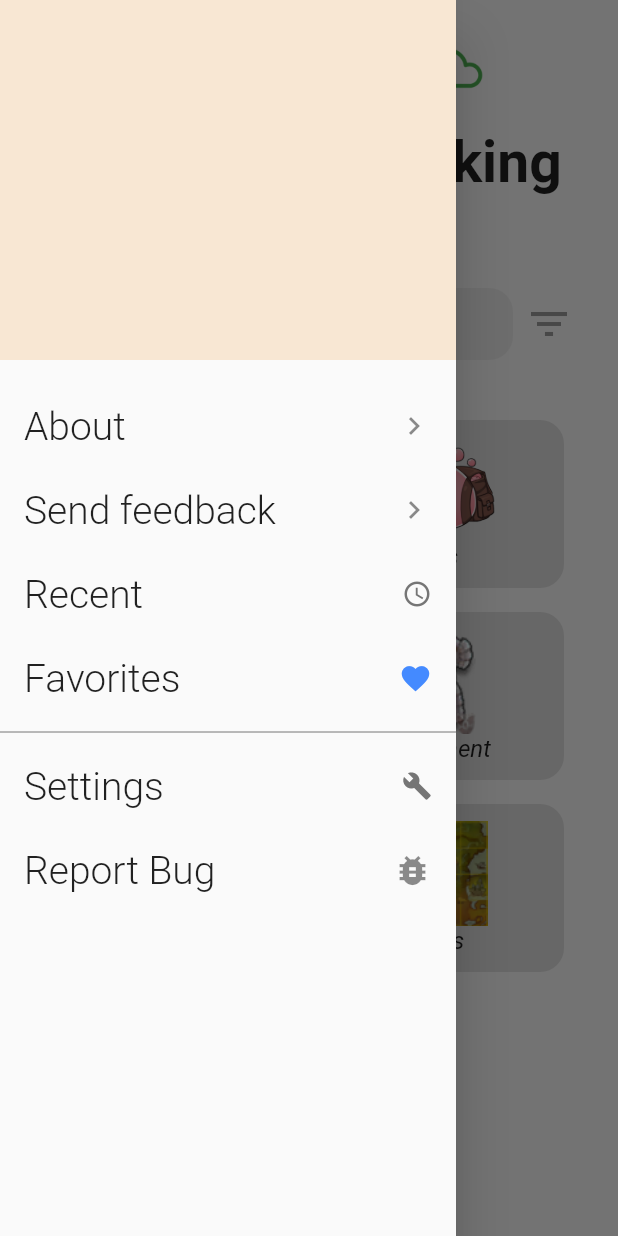
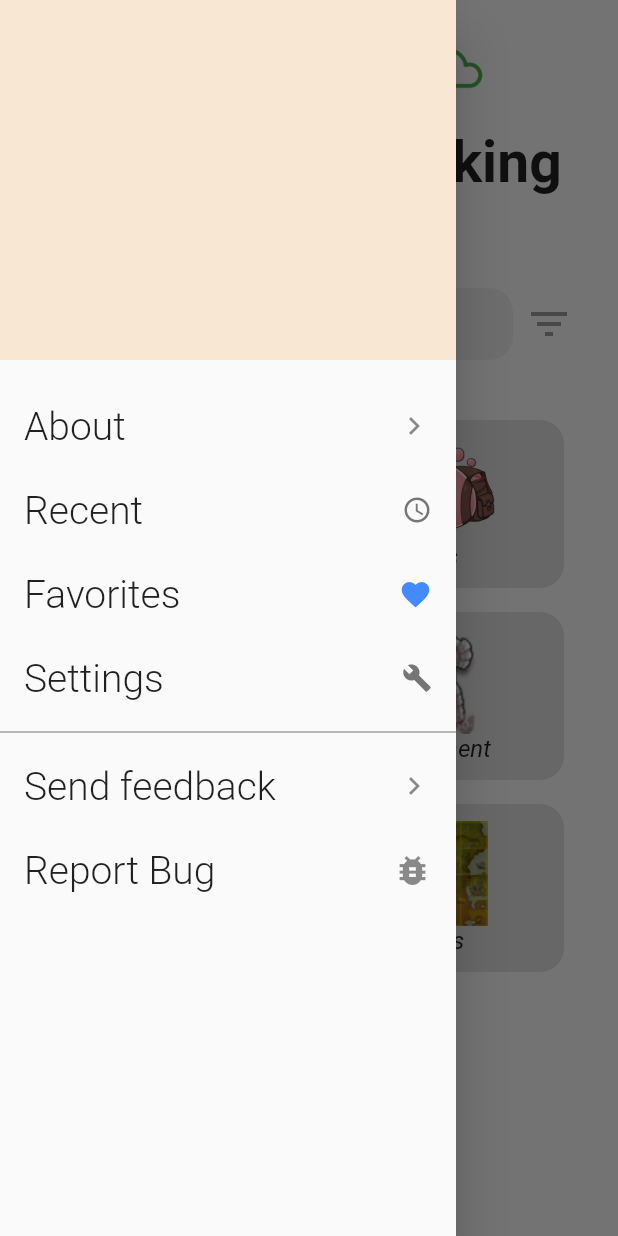
Before and after one commit to ollinmagno/ragnarok-database, a Flutter app: the screen it shows after launch, with the side drawer open, on a phone screen of 412 x 824 dp. Run offline on Flutter 3.47's test engine with Material 2 defaults, Android fonts, the phone set to English and light mode, and no system bars.

Commit message:
ordem do listtile alterada

```diff
--- a/lib/src/widgets/drawer_list.dart
+++ b/lib/src/widgets/drawer_list.dart
@@ -24,11 +24,6 @@ class DrawerList extends StatelessWidget {
             onTap: () => Navigator.push(context, CupertinoPageRoute(builder: (context) => About())),
           ),
           ListTile(
-            title: Text('Send feedback', style: TextStyle(fontSize: 26, fontWeight: FontWeight.w300),),
-            trailing: Icon(Icons.keyboard_arrow_right),
-            onTap: () => Navigator.push(context, MaterialPageRoute(builder: (context) => SendFeedback())),
-          ),
-          ListTile(
             title: Text('Recent', style: TextStyle(fontSize: 26, fontWeight: FontWeight.w300),),
             trailing: Icon(Icons.access_time, color: Colors.grey.shade600, size: 20),
             //onTap: () => Navigator.push(context, MaterialPageRoute(builder: (context) => About())),
@@ -38,11 +33,16 @@ class DrawerList extends StatelessWidget {
             trailing: Icon(Icons.favorite, color: Colors.blueAccent, size: 22),
             //onTap: () => Navigator.push(context, MaterialPageRoute(builder: (context) => About())),
           ),
-          Divider(height: 16, color: Colors.grey.shade600),
           ListTile(
             title: Text('Settings', style: TextStyle(fontSize: 26, fontWeight: FontWeight.w300),),
             trailing: Icon(Icons.build, color: Colors.grey.shade600, size: 20),
             onTap: () => Navigator.push(context, MaterialPageRoute(builder: (context) => AppSettings())),
+          ),
+          Divider(height: 16, color: Colors.grey.shade600),
+          ListTile(
+            title: Text('Send feedback', style: TextStyle(fontSize: 26, fontWeight: FontWeight.w300),),
+            trailing: Icon(Icons.keyboard_arrow_right),
+            onTap: () => Navigator.push(context, MaterialPageRoute(builder: (context) => SendFeedback())),
           ),
           ListTile(
             title: Text('Report Bug', style: TextStyle(fontSize: 26, fontWeight: FontWeight.w300),),
```
